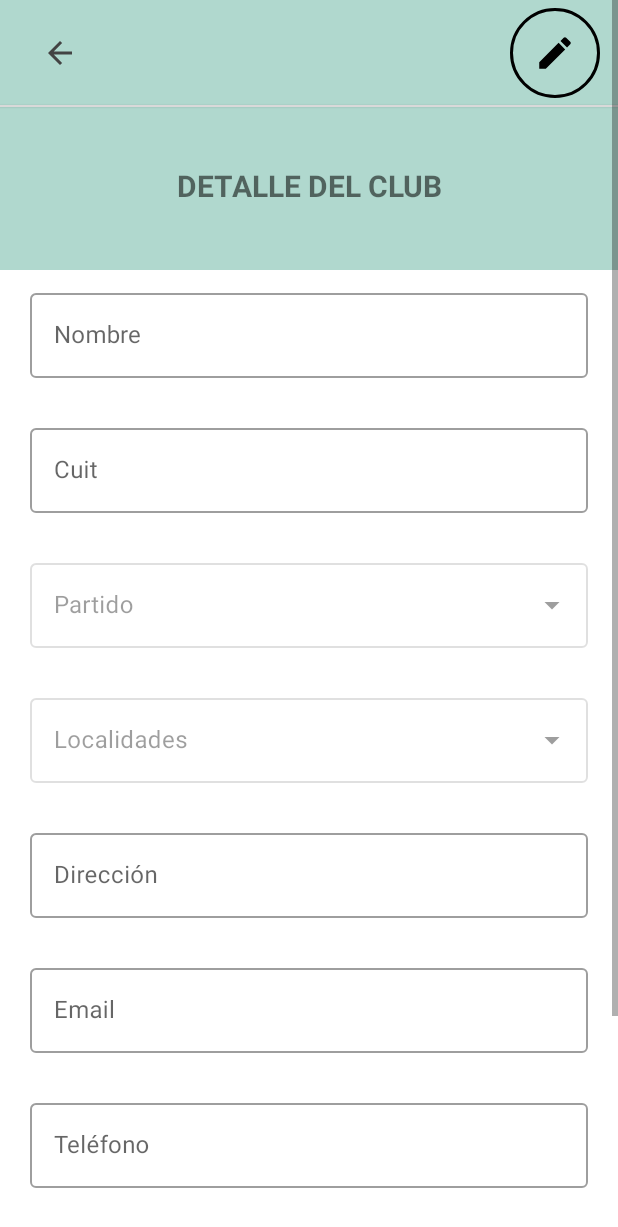
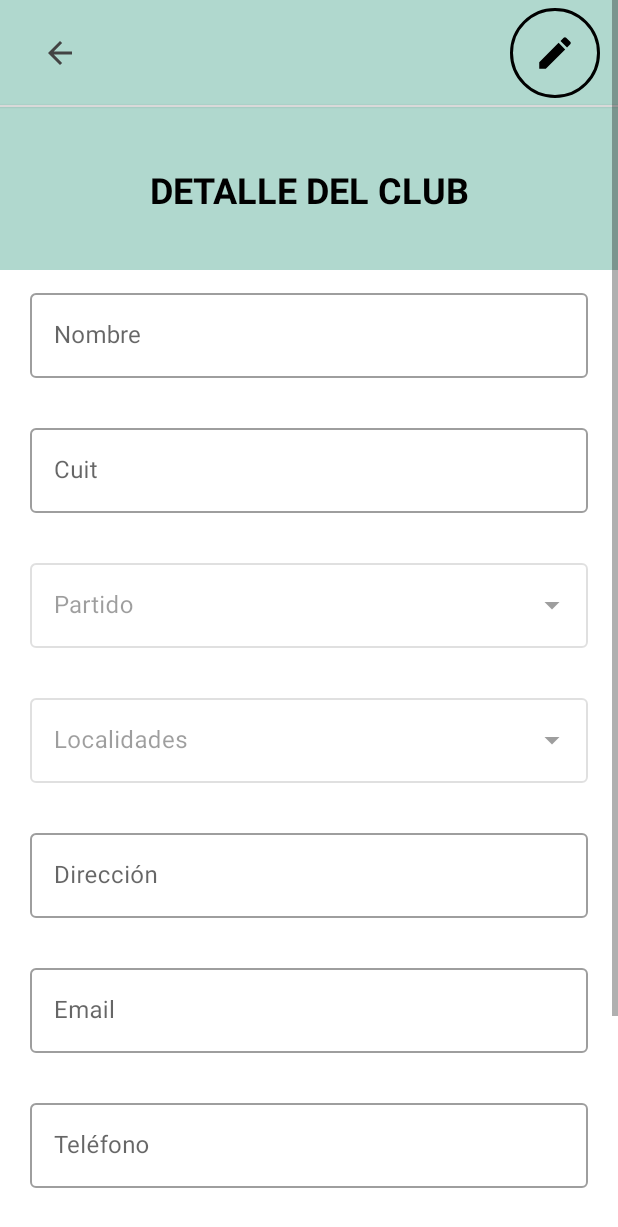
Before and after one commit to angryPotatoFace/Proyecto-Final_Padle-Match, an Android app: the layout fragment_club_detail.xml on its own in the app's theme, with its tools: preview values and no code run, on a phone screen of 412 x 824 dp. Shown: the top 1227 px of the screen. Run offline under Robolectric (Android 15) with nearby library versions, the phone set to English and light mode, and no system bars.

Commit message:
fix visual

```diff
--- a/app/src/main/res/layout/fragment_add_club.xml
+++ b/app/src/main/res/layout/fragment_add_club.xml
@@ -172,7 +172,6 @@
             android:layout_marginTop="700dp"
             android:layout_marginEnd="20dp"
             app:endIconMode="custom"
-            app:prefixText="+549"
             app:layout_constraintEnd_toEndOf="parent"
             app:layout_constraintStart_toStartOf="parent"
             app:layout_constraintTop_toTopOf="parent">
--- a/app/src/main/res/layout/fragment_club_detail.xml
+++ b/app/src/main/res/layout/fragment_club_detail.xml
@@ -277,7 +277,8 @@
             android:gravity="center"
             android:padding="10dp"
             android:text="DETALLE DEL CLUB"
-            android:textSize="20sp"
+            android:textColor="@color/black"
+            android:textSize="24sp"
             android:textStyle="bold"
             app:layout_constraintEnd_toEndOf="parent"
             app:layout_constraintStart_toStartOf="parent"
```
